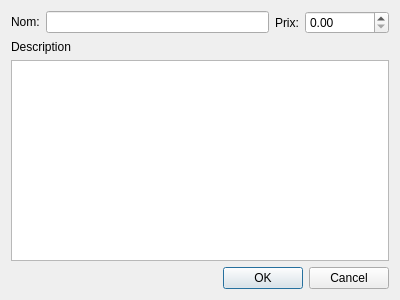
Above: InfoDynamiqueQt/Vues/vuegestionpiece.ui from AlexandreGirardin/ProjetAnalyse before the change. Below: the same form after it.
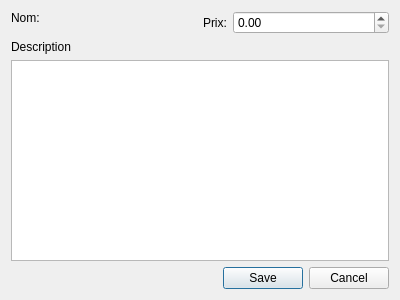
That is the form after the change.

Diff of the .ui file:
```diff
--- a/InfoDynamiqueQt/Vues/vuegestionpiece.ui
+++ b/InfoDynamiqueQt/Vues/vuegestionpiece.ui
@@ -28,9 +28,6 @@
          </property>
         </widget>
        </item>
-       <item row="0" column="1">
-        <widget class="QLineEdit" name="champNom"/>
-       </item>
       </layout>
      </item>
      <item>
@@ -72,7 +69,7 @@
       <enum>Qt::Horizontal</enum>
      </property>
      <property name="standardButtons">
-      <set>QDialogButtonBox::Cancel|QDialogButtonBox::Ok</set>
+      <set>QDialogButtonBox::Cancel|QDialogButtonBox::Save</set>
      </property>
     </widget>
    </item>
```
Left out of the diff: 1 changed line with no effect on the pictures.
